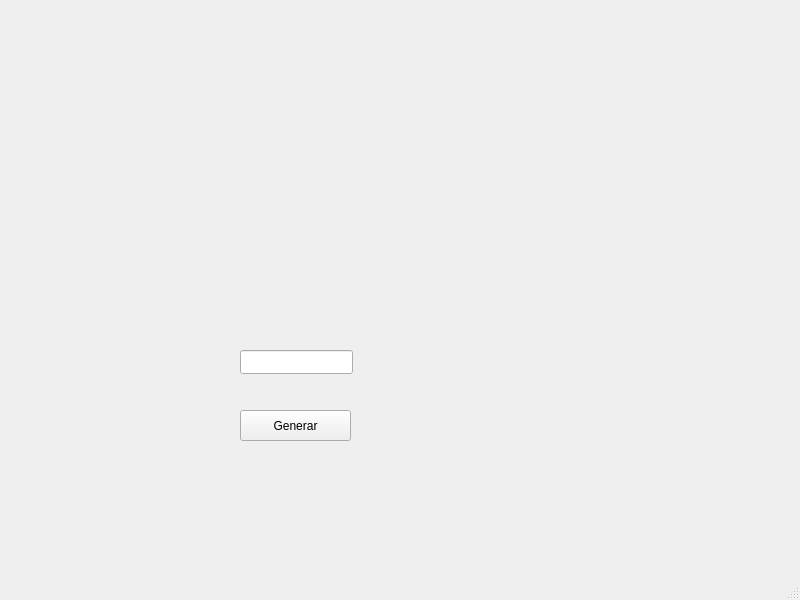
Old version of the form Proyecto2-ED/mainwindow.ui in the repository Huevaldinho/Proyecto2-ED.
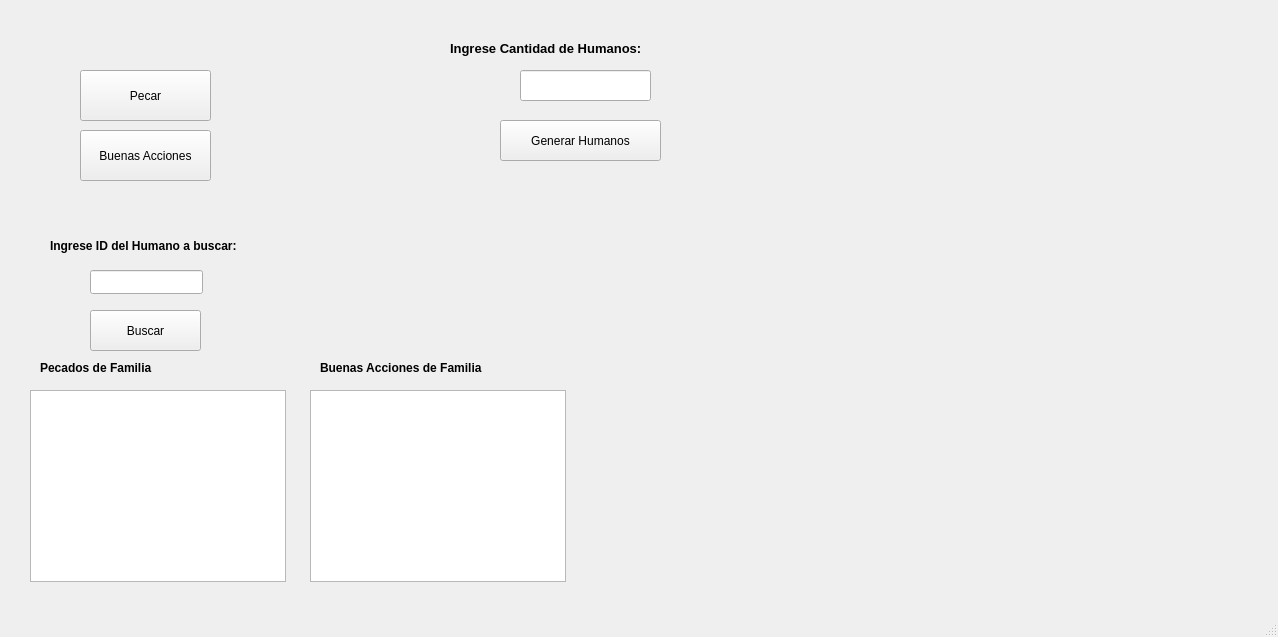
New version of the form.

```diff
--- a/Proyecto2-ED/mainwindow.ui
+++ b/Proyecto2-ED/mainwindow.ui
@@ -6,8 +6,8 @@
    <rect>
     <x>0</x>
     <y>0</y>
-    <width>800</width>
-    <height>600</height>
+    <width>1278</width>
+    <height>637</height>
    </rect>
   </property>
   <property name="windowTitle">
@@ -17,26 +17,178 @@
    <widget class="QPushButton" name="btn_GenerarHumanos">
     <property name="geometry">
      <rect>
-      <x>240</x>
-      <y>410</y>
-      <width>111</width>
-      <height>31</height>
+      <x>500</x>
+      <y>120</y>
+      <width>161</width>
+      <height>41</height>
      </rect>
     </property>
+    <property name="font">
+     <font>
+      <italic>false</italic>
+      <underline>false</underline>
+     </font>
+    </property>
     <property name="text">
-     <string>Generar</string>
+     <string>Generar Humanos</string>
     </property>
    </widget>
    <widget class="QLineEdit" name="txt_CantidadHumanosGenerar">
     <property name="geometry">
      <rect>
-      <x>240</x>
-      <y>350</y>
+      <x>520</x>
+      <y>70</y>
+      <width>131</width>
+      <height>31</height>
+     </rect>
+    </property>
+   </widget>
+   <widget class="QLabel" name="lbl_IngreseCantidadHumanos">
+    <property name="geometry">
+     <rect>
+      <x>450</x>
+      <y>40</y>
+      <width>271</width>
+      <height>16</height>
+     </rect>
+    </property>
+    <property name="font">
+     <font>
+      <pointsize>10</pointsize>
+      <weight>75</weight>
+      <bold>true</bold>
+     </font>
+    </property>
+    <property name="text">
+     <string>Ingrese Cantidad de Humanos:</string>
+    </property>
+   </widget>
+   <widget class="QPushButton" name="btn_Pecar">
+    <property name="geometry">
+     <rect>
+      <x>80</x>
+      <y>70</y>
+      <width>131</width>
+      <height>51</height>
+     </rect>
+    </property>
+    <property name="text">
+     <string>Pecar</string>
+    </property>
+   </widget>
+   <widget class="QPushButton" name="btn_BuenasAcciones">
+    <property name="geometry">
+     <rect>
+      <x>80</x>
+      <y>130</y>
+      <width>131</width>
+      <height>51</height>
+     </rect>
+    </property>
+    <property name="text">
+     <string>Buenas Acciones</string>
+    </property>
+   </widget>
+   <widget class="QLabel" name="lbl_IDHumanosBuscado">
+    <property name="geometry">
+     <rect>
+      <x>50</x>
+      <y>230</y>
+      <width>241</width>
+      <height>31</height>
+     </rect>
+    </property>
+    <property name="font">
+     <font>
+      <weight>75</weight>
+      <bold>true</bold>
+     </font>
+    </property>
+    <property name="text">
+     <string>Ingrese ID del Humano a buscar:</string>
+    </property>
+   </widget>
+   <widget class="QPushButton" name="btn_BuscarHumano">
+    <property name="geometry">
+     <rect>
+      <x>90</x>
+      <y>310</y>
+      <width>111</width>
+      <height>41</height>
+     </rect>
+    </property>
+    <property name="text">
+     <string>Buscar</string>
+    </property>
+   </widget>
+   <widget class="QLineEdit" name="txt_HumanoBuscado">
+    <property name="geometry">
+     <rect>
+      <x>90</x>
+      <y>270</y>
       <width>113</width>
       <height>24</height>
      </rect>
     </property>
    </widget>
+   <widget class="QTextBrowser" name="txt_PecadosFamiliaHumanoBuscado">
+    <property name="geometry">
+     <rect>
+      <x>30</x>
+      <y>390</y>
+      <width>256</width>
+      <height>192</height>
+     </rect>
+    </property>
+   </widget>
+   <widget class="QLabel" name="lbl_PecadosFamilia">
+    <property name="geometry">
+     <rect>
+      <x>40</x>
+      <y>360</y>
+      <width>121</width>
+      <height>16</height>
+     </rect>
+    </property>
+    <property name="font">
+     <font>
+      <weight>75</weight>
+      <bold>true</bold>
+     </font>
+    </property>
+    <property name="text">
+     <string>Pecados de Familia</string>
+    </property>
+   </widget>
+   <widget class="QLabel" name="lbl_BuenasAcciones">
+    <property name="geometry">
+     <rect>
+      <x>320</x>
+      <y>360</y>
+      <width>181</width>
+      <height>16</height>
+     </rect>
+    </property>
+    <property name="font">
+     <font>
+      <weight>75</weight>
+      <bold>true</bold>
+     </font>
+    </property>
+    <property name="text">
+     <string>Buenas Acciones de Familia</string>
+    </property>
+   </widget>
+   <widget class="QTextBrowser" name="txt_BuenasAccionesFamiliaHumanoBuscado">
+    <property name="geometry">
+     <rect>
+      <x>310</x>
+      <y>390</y>
+      <width>256</width>
+      <height>192</height>
+     </rect>
+    </property>
+   </widget>
   </widget>
   <widget class="QMenuBar" name="menubar">
    <property name="geometry">
```
Left out of the diff: 2 changed lines with no effect on the pictures.
